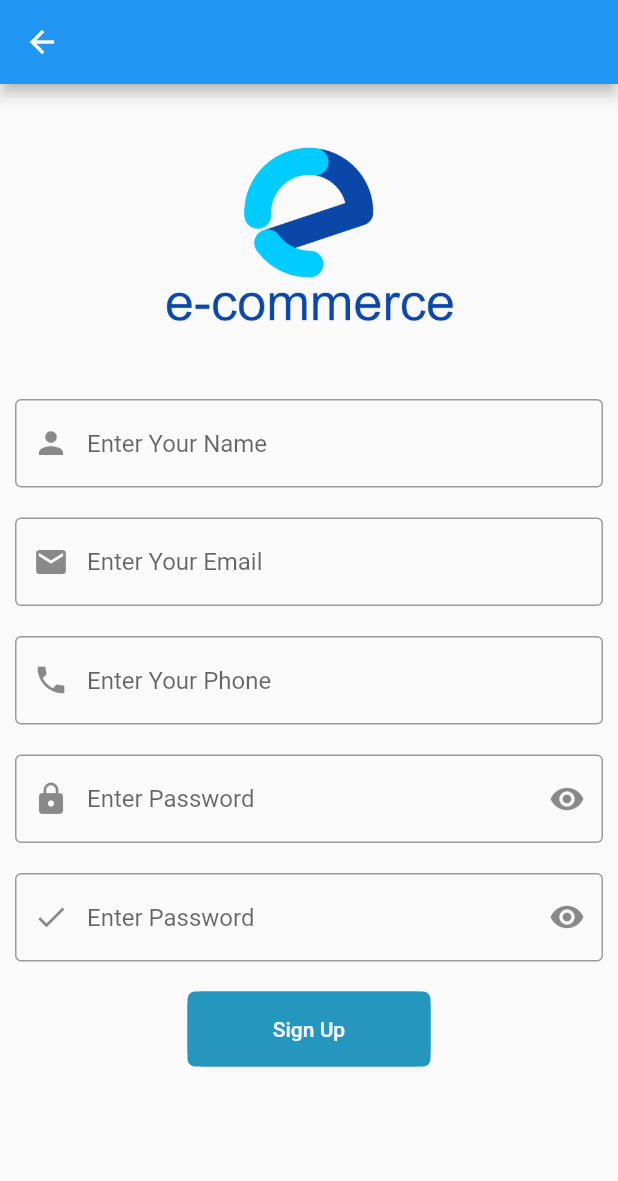
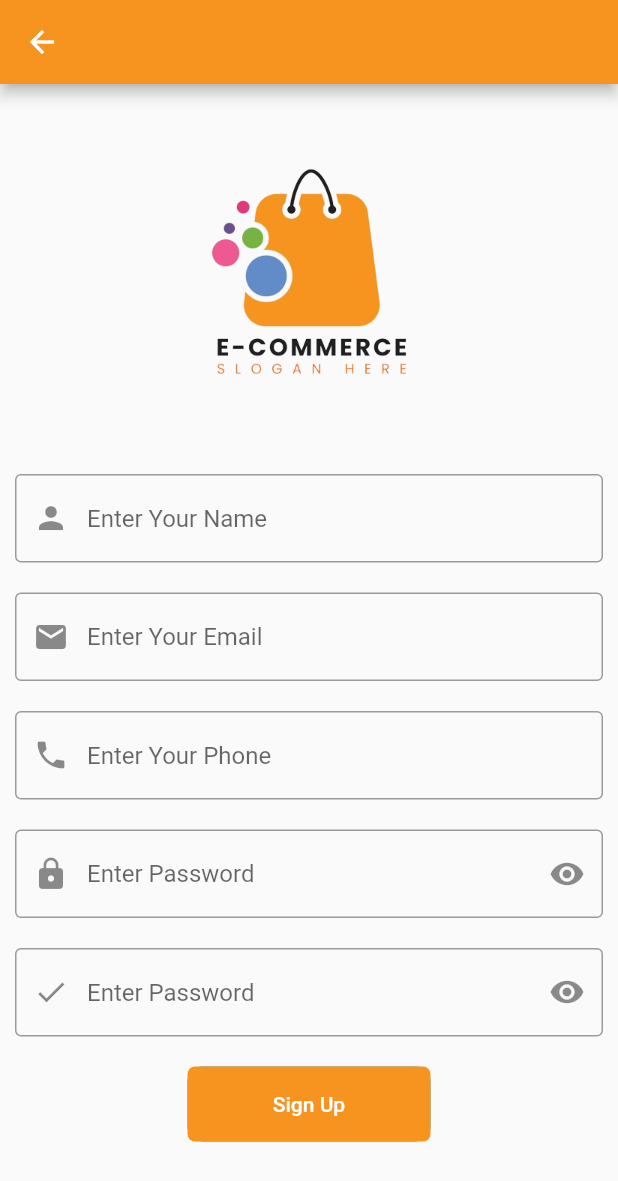
Before and after one commit to RuaAbbadi/Ecommerce-app, a Flutter app: the screen it shows after launch, after a tap on "You don't have account? Sign up", on a phone screen of 412 x 824 dp. Shown: the top 1181 px of the screen. Run offline on Flutter 3.47's test engine with Material 2 defaults, Android fonts, the phone set to English and light mode, and no system bars; our stand-ins replace email_validator, geolocator, google_maps_flutter, shared_preferences; network calls fail.

Commit message:
change the colors

```diff
--- a/lib/screens/items_details_page.dart
+++ b/lib/screens/items_details_page.dart
@@ -47,7 +47,7 @@ class DetailsState extends State<Details> {
   @override
   Widget build(BuildContext context) {
     return Scaffold(
-      appBar: AppBar(),
+      appBar: AppBar(backgroundColor: Color(0xFFF7941F)),
       body: SingleChildScrollView(
         child: Column(
           children: [
@@ -79,7 +79,7 @@ class DetailsState extends State<Details> {
                 fontSize: 22.0,
                 fontWeight: FontWeight.bold,
                 fontFamily: 'Varela',
-                color: Color(0xFF2596be),
+                color: Color(0xFFF7941F),
               ),
             ),
             SizedBox(height: 10.0),
@@ -158,7 +158,7 @@ class DetailsState extends State<Details> {
             height: 50.0,
             decoration: BoxDecoration(
               borderRadius: BorderRadius.circular(10.0),
-              color: Color(0xFF2596be),
+              color: Color(0xFFF7941F),
             ),
             margin: EdgeInsets.symmetric(vertical: 20.0),
             child: Center(
--- a/lib/screens/items_page.dart
+++ b/lib/screens/items_page.dart
@@ -40,7 +40,7 @@ class ItemsState extends State<Items> {
   @override
   Widget build(BuildContext context) {
     return Scaffold(
-        appBar: AppBar(title: Text(catName)),
+        appBar: AppBar(title: Text(catName), backgroundColor: Color(0xFFF7941F),),
         body: ListView.builder(
             padding: EdgeInsets.all(10.0),
             itemCount: itemsList.length,
@@ -77,7 +77,7 @@ class ItemsState extends State<Items> {
                                 itemsList[index].name,
                                 style: TextStyle(
                                     fontSize: 22.0,
-                                    color: Color(0xFF2596be),
+                                    color: Colors.black,
                                     fontWeight: FontWeight.bold
                                 ),
                               )),
--- a/lib/screens/login.dart
+++ b/lib/screens/login.dart
@@ -32,9 +32,9 @@ class LoginState extends State<Login> {
         children: [
           Center(
               child: (Image.asset(
-            "images/login.png",
-            width: 200,
-            height: 200,
+            "images/logo.png",
+            width: 250,
+            height: 250,
           ))),
           Container(
             padding: EdgeInsets.all(10.0),
@@ -75,7 +75,8 @@ class LoginState extends State<Login> {
                         border: OutlineInputBorder(
                           borderSide: BorderSide(width: 30.0),
                           borderRadius: BorderRadius.circular(10.0),
-                        )),
+                        ),
+                    ),
                   ),
                   SizedBox(height: 10),
                   Container(
@@ -99,7 +100,7 @@ class LoginState extends State<Login> {
                         },
                         style: ButtonStyle(
                           backgroundColor:
-                              MaterialStateProperty.all(Color(0xFF2596be)),
+                              MaterialStateProperty.all(Color(0xFFF7941F)),
                           shape: MaterialStateProperty.all(
                             RoundedRectangleBorder(
                               borderRadius: BorderRadius.circular(5.0),
--- a/lib/screens/main_page.dart
+++ b/lib/screens/main_page.dart
@@ -19,7 +19,9 @@ class MainScreenState extends State<MainScreen> {
   @override
   Widget build(BuildContext context) {
     return Scaffold(
-      appBar: AppBar(),
+      appBar: AppBar(
+        backgroundColor: Color(0xFFF7941F),
+      ),
       body: _widget,
       bottomNavigationBar: BottomNavigationBar(
         items: [
--- a/lib/screens/map_page.dart
+++ b/lib/screens/map_page.dart
@@ -40,7 +40,9 @@ class MapScreenState extends State<MapScreen> {
   @override
   Widget build(BuildContext context) {
     return Scaffold(
-      appBar: AppBar(),
+      appBar: AppBar(
+        backgroundColor: Color(0xFFF7941F),
+      ),
       body: SingleChildScrollView(
         child: Column(
           children: [
@@ -80,7 +82,7 @@ class MapScreenState extends State<MapScreen> {
         margin: EdgeInsets.symmetric(vertical: 20.0,horizontal: 20.0),
         decoration: BoxDecoration(
           borderRadius: BorderRadius.circular(10.0),
-          color: Color(0xFF2596be),
+          color: Color(0xFFF7941F),
         ),
         child: TextButton(
             onPressed: () async {
--- a/lib/screens/signup.dart
+++ b/lib/screens/signup.dart
@@ -32,16 +32,18 @@ class SignupState extends State<Signup> {
   @override
   Widget build(BuildContext context) {
     return Scaffold(
-      appBar: AppBar(),
+      appBar: AppBar(
+        backgroundColor: Color(0xFFF7941F),
+      ),
         body: SingleChildScrollView(
       child: Column(
         mainAxisAlignment: MainAxisAlignment.center,
         children: [
           Center(
               child: (Image.asset(
-            "images/login.png",
-            width: 200,
-            height: 200,
+            "images/logo.png",
+            width: 250,
+            height: 250,
           ))),
           Container(
             padding: EdgeInsets.all(10.0),
@@ -159,7 +161,7 @@ class SignupState extends State<Signup> {
                         },
                         style: ButtonStyle(
                           backgroundColor:
-                              MaterialStateProperty.all(Color(0xFF2596be)),
+                              MaterialStateProperty.all(Color(0xFFF7941F)),
                           shape: MaterialStateProperty.all(
                             RoundedRectangleBorder(
                               borderRadius: BorderRadius.circular(5.0),
--- a/lib/screens/splash.dart
+++ b/lib/screens/splash.dart
@@ -18,7 +18,7 @@ class SplashState extends State<Splash>{
   return Scaffold(
     body:Center(
         child: (Image.asset(
-          "images/login.png",
+          "images/logo.png",
           width: 250,
           height: 250,
         ))),
```
Also changed, not shown: lib/screens/cart_page.dart (+6 -6 lines), lib/screens/more_page.dart (+5 -8 lines), lib/screens/order_details_page.dart (+8 -11 lines), lib/screens/order_page.dart (+11 -9 lines), lib/screens/profile.dart (+7 -5 lines), images/logo.png (added).
